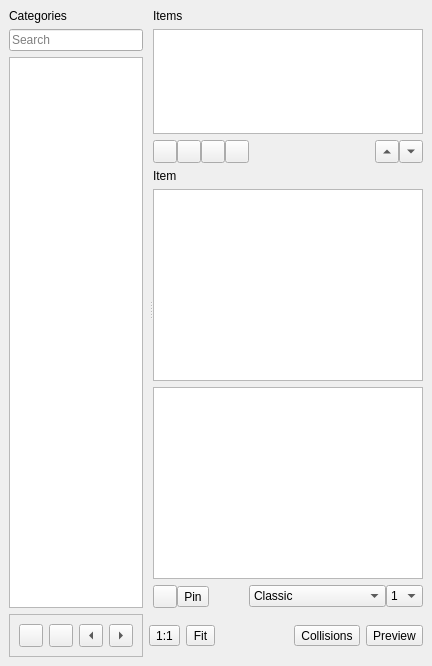
Before: the Qt Designer form ui/uifiles/special/explorer.ui in timofey260/RWE-Sharp, drawn with Qt 5.
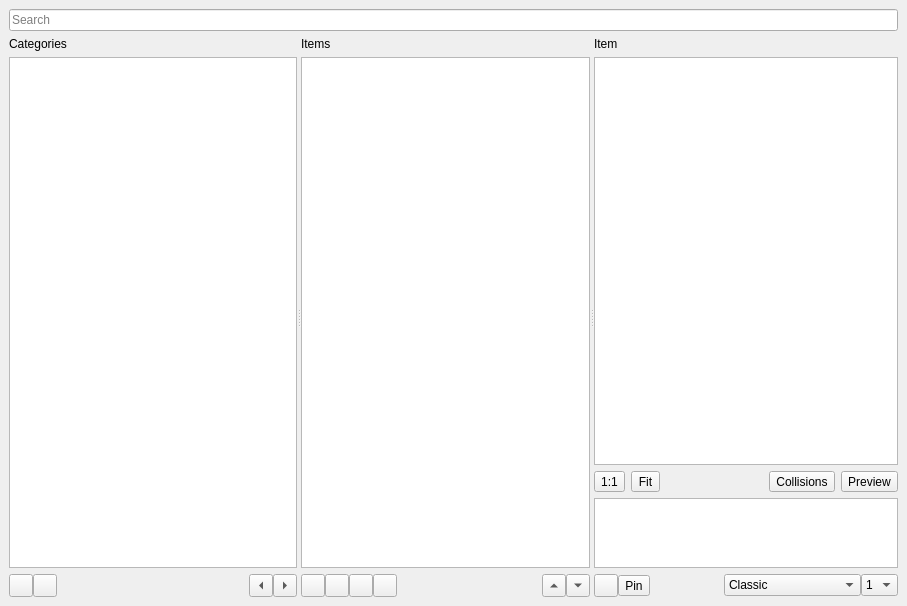
After: the same form once the commit is applied. Icons and pictures are not drawn. Custom widgets are drawn as their Qt base class.

```diff
--- a/ui/uifiles/special/explorer.ui
+++ b/ui/uifiles/special/explorer.ui
@@ -6,8 +6,8 @@
    <rect>
     <x>0</x>
     <y>0</y>
-    <width>421</width>
-    <height>666</height>
+    <width>907</width>
+    <height>606</height>
    </rect>
   </property>
   <property name="floating">
@@ -20,26 +20,29 @@
    <string>Explorer</string>
   </property>
   <widget class="QWidget" name="dockWidgetContents">
-   <layout class="QGridLayout" name="gridLayout">
-    <item row="1" column="0">
-     <widget class="QLabel" name="LCategories">
-      <property name="text">
-       <string>Categories</string>
+   <layout class="QVBoxLayout" name="verticalLayout">
+    <item>
+     <widget class="QLineEdit" name="SearchBar">
+      <property name="inputMask">
+       <string/>
+      </property>
+      <property name="placeholderText">
+       <string>Search</string>
+      </property>
+      <property name="cursorMoveStyle">
+       <enum>Qt::CursorMoveStyle::LogicalMoveStyle</enum>
+      </property>
+      <property name="clearButtonEnabled">
+       <bool>true</bool>
       </property>
      </widget>
     </item>
-    <item row="1" column="1" rowspan="3">
+    <item>
      <widget class="QSplitter" name="splitter">
       <property name="orientation">
        <enum>Qt::Orientation::Horizontal</enum>
       </property>
       <widget class="QWidget" name="CatsTab" native="true">
-       <property name="sizePolicy">
-        <sizepolicy hsizetype="Minimum" vsizetype="Minimum">
-         <horstretch>0</horstretch>
-         <verstretch>0</verstretch>
-        </sizepolicy>
-       </property>
        <layout class="QVBoxLayout" name="verticalLayout_2">
         <property name="leftMargin">
          <number>0</number>
@@ -47,144 +50,143 @@
         <property name="rightMargin">
          <number>0</number>
         </property>
+        <item>
+         <widget class="QLabel" name="LCategories">
+          <property name="text">
+           <string>Categories</string>
+          </property>
+         </widget>
+        </item>
+        <item>
+         <widget class="QTreeWidget" name="Categories">
+          <property name="editTriggers">
+           <set>QAbstractItemView::EditTrigger::NoEditTriggers</set>
+          </property>
+          <property name="alternatingRowColors">
+           <bool>true</bool>
+          </property>
+          <property name="selectionMode">
+           <enum>QAbstractItemView::SelectionMode::ExtendedSelection</enum>
+          </property>
+          <attribute name="headerVisible">
+           <bool>false</bool>
+          </attribute>
+          <column>
+           <property name="text">
+            <string notr="true">1</string>
+           </property>
+          </column>
+         </widget>
+        </item>
+        <item>
+         <layout class="QHBoxLayout" name="horizontalLayout">
+          <property name="spacing">
+           <number>0</number>
+          </property>
+          <item>
+           <widget class="QToolButton" name="CatsAddCC">
+            <property name="text">
+             <string/>
+            </property>
+            <property name="icon">
+             <iconset theme="list-add"/>
+            </property>
+            <property name="arrowType">
+             <enum>Qt::ArrowType::NoArrow</enum>
+            </property>
+           </widget>
+          </item>
+          <item>
+           <widget class="QToolButton" name="CatsRemoveCC">
+            <property name="text">
+             <string/>
+            </property>
+            <property name="icon">
+             <iconset theme="list-remove"/>
+            </property>
+           </widget>
+          </item>
+          <item>
+           <spacer name="horizontalSpacer">
+            <property name="orientation">
+             <enum>Qt::Orientation::Horizontal</enum>
+            </property>
+            <property name="sizeHint" stdset="0">
+             <size>
+              <width>40</width>
+              <height>20</height>
+             </size>
+            </property>
+           </spacer>
+          </item>
+          <item>
+           <widget class="QToolButton" name="CatPrev">
+            <property name="text">
+             <string>...</string>
+            </property>
+            <property name="arrowType">
+             <enum>Qt::ArrowType::LeftArrow</enum>
+            </property>
+           </widget>
+          </item>
+          <item>
+           <widget class="QToolButton" name="CatNext">
+            <property name="text">
+             <string>...</string>
+            </property>
+            <property name="arrowType">
+             <enum>Qt::ArrowType::RightArrow</enum>
+            </property>
+           </widget>
+          </item>
+         </layout>
+        </item>
        </layout>
       </widget>
       <widget class="QWidget" name="ItemsTab" native="true">
-       <layout class="QGridLayout" name="gridLayout_2">
+       <layout class="QVBoxLayout" name="verticalLayout_3">
         <property name="leftMargin">
          <number>0</number>
         </property>
         <property name="rightMargin">
          <number>0</number>
         </property>
-        <item row="7" column="0">
-         <layout class="QHBoxLayout" name="horizontalLayout_5">
-          <property name="spacing">
-           <number>0</number>
-          </property>
-          <item>
-           <widget class="QToolButton" name="Favourite">
-            <property name="text">
-             <string/>
-            </property>
-            <property name="icon">
-             <iconset theme="emblem-favorite"/>
-            </property>
-            <property name="arrowType">
-             <enum>Qt::ArrowType::NoArrow</enum>
-            </property>
-           </widget>
-          </item>
-          <item>
-           <widget class="QToolButton" name="Pin">
-            <property name="text">
-             <string>Pin</string>
-            </property>
-            <property name="icon">
-             <iconset resource="../../../resources/res.qrc">
-              <normaloff>:/special/special/pin.svg</normaloff>:/special/special/pin.svg</iconset>
-            </property>
-            <property name="arrowType">
-             <enum>Qt::ArrowType::NoArrow</enum>
-            </property>
-           </widget>
-          </item>
-          <item>
-           <spacer name="horizontalSpacer_5">
-            <property name="orientation">
-             <enum>Qt::Orientation::Horizontal</enum>
-            </property>
-            <property name="sizeType">
-             <enum>QSizePolicy::Policy::Minimum</enum>
-            </property>
-            <property name="sizeHint" stdset="0">
-             <size>
-              <width>40</width>
-              <height>20</height>
-             </size>
-            </property>
-           </spacer>
-          </item>
-          <item>
-           <widget class="QComboBox" name="RenderOption">
-            <item>
-             <property name="text">
-              <string>Classic</string>
-             </property>
-            </item>
-            <item>
-             <property name="text">
-              <string>Tile image</string>
-             </property>
-            </item>
-            <item>
-             <property name="text">
-              <string>Henry</string>
-             </property>
-            </item>
-            <item>
-             <property name="text">
-              <string>Unrendered</string>
-             </property>
-            </item>
-            <item>
-             <property name="text">
-              <string>Rendered (sun)</string>
-             </property>
-            </item>
-            <item>
-             <property name="text">
-              <string>Rendered (shaded)</string>
-             </property>
-            </item>
-            <item>
-             <property name="text">
-              <string>Rendered (rain)</string>
-             </property>
-            </item>
-            <item>
-             <property name="text">
-              <string>Sync</string>
-             </property>
-            </item>
-           </widget>
-          </item>
-          <item>
-           <widget class="QComboBox" name="LayerBox">
-            <item>
-             <property name="text">
-              <string>1</string>
-             </property>
-            </item>
-            <item>
-             <property name="text">
-              <string>2</string>
-             </property>
-            </item>
-            <item>
-             <property name="text">
-              <string>3</string>
-             </property>
-            </item>
-           </widget>
-          </item>
-         </layout>
-        </item>
-        <item row="0" column="0">
+        <item>
          <widget class="QLabel" name="LItems">
           <property name="text">
            <string>Items</string>
           </property>
          </widget>
         </item>
-        <item row="3" column="0">
-         <widget class="QLabel" name="LItem">
-          <property name="text">
-           <string>Item</string>
+        <item>
+         <widget class="QListWidget" name="Items">
+          <property name="mouseTracking">
+           <bool>true</bool>
+          </property>
+          <property name="autoFillBackground">
+           <bool>true</bool>
+          </property>
+          <property name="editTriggers">
+           <set>QAbstractItemView::EditTrigger::NoEditTriggers</set>
+          </property>
+          <property name="alternatingRowColors">
+           <bool>true</bool>
+          </property>
+          <property name="resizeMode">
+           <enum>QListView::ResizeMode::Fixed</enum>
+          </property>
+          <property name="layoutMode">
+           <enum>QListView::LayoutMode::SinglePass</enum>
+          </property>
+          <property name="spacing">
+           <number>10</number>
+          </property>
+          <property name="viewMode">
+           <enum>QListView::ViewMode::IconMode</enum>
           </property>
          </widget>
         </item>
-        <item row="2" column="0">
+        <item>
          <layout class="QHBoxLayout" name="horizontalLayout_2">
           <property name="spacing">
            <number>0</number>
@@ -271,81 +273,109 @@
           </item>
          </layout>
         </item>
-        <item row="1" column="0">
-         <widget class="QListWidget" name="Items">
-          <property name="sizePolicy">
-           <sizepolicy hsizetype="MinimumExpanding" vsizetype="Expanding">
-            <horstretch>0</horstretch>
-            <verstretch>1</verstretch>
-           </sizepolicy>
-          </property>
-          <property name="mouseTracking">
-           <bool>true</bool>
-          </property>
-          <property name="autoFillBackground">
-           <bool>true</bool>
-          </property>
-          <property name="editTriggers">
-           <set>QAbstractItemView::EditTrigger::NoEditTriggers</set>
-          </property>
-          <property name="alternatingRowColors">
-           <bool>true</bool>
-          </property>
-          <property name="resizeMode">
-           <enum>QListView::ResizeMode::Fixed</enum>
-          </property>
-          <property name="layoutMode">
-           <enum>QListView::LayoutMode::SinglePass</enum>
-          </property>
-          <property name="spacing">
-           <number>10</number>
-          </property>
-          <property name="viewMode">
-           <enum>QListView::ViewMode::IconMode</enum>
+       </layout>
+      </widget>
+      <widget class="QWidget" name="ItemTab" native="true">
+       <layout class="QVBoxLayout" name="verticalLayout_4">
+        <property name="leftMargin">
+         <number>0</number>
+        </property>
+        <property name="rightMargin">
+         <number>0</number>
+        </property>
+        <item>
+         <widget class="QLabel" name="LItem">
+          <property name="text">
+           <string>Item</string>
           </property>
          </widget>
         </item>
-        <item row="4" column="0">
+        <item>
          <widget class="SimpleViewport" name="Preview">
           <property name="sizePolicy">
-           <sizepolicy hsizetype="Expanding" vsizetype="Expanding">
+           <sizepolicy hsizetype="Preferred" vsizetype="Preferred">
             <horstretch>0</horstretch>
-            <verstretch>0</verstretch>
+            <verstretch>1</verstretch>
            </sizepolicy>
           </property>
-          <property name="minimumSize">
-           <size>
-            <width>0</width>
-            <height>150</height>
-           </size>
-          </property>
           <property name="mouseTracking">
            <bool>true</bool>
           </property>
          </widget>
         </item>
-        <item row="6" column="0">
+        <item>
+         <layout class="QHBoxLayout" name="horizontalLayout_6">
+          <item>
+           <widget class="QToolButton" name="OnetoOne">
+            <property name="text">
+             <string>1:1</string>
+            </property>
+            <property name="arrowType">
+             <enum>Qt::ArrowType::NoArrow</enum>
+            </property>
+           </widget>
+          </item>
+          <item>
+           <widget class="QToolButton" name="FitInScreen">
+            <property name="text">
+             <string>Fit</string>
+            </property>
+            <property name="arrowType">
+             <enum>Qt::ArrowType::NoArrow</enum>
+            </property>
+           </widget>
+          </item>
+          <item>
+           <spacer name="horizontalSpacer_7">
+            <property name="orientation">
+             <enum>Qt::Orientation::Horizontal</enum>
+            </property>
+            <property name="sizeHint" stdset="0">
+             <size>
+              <width>40</width>
+              <height>20</height>
+             </size>
+            </property>
+           </spacer>
+          </item>
+          <item>
+           <widget class="QToolButton" name="ToggleCollisions">
+            <property name="text">
+             <string>Collisions</string>
+            </property>
+            <property name="checkable">
+             <bool>true</bool>
+            </property>
+            <property name="arrowType">
+             <enum>Qt::ArrowType::NoArrow</enum>
+            </property>
+           </widget>
+          </item>
+          <item>
+           <widget class="QToolButton" name="TogglePreview">
+            <property name="text">
+             <string>Preview</string>
+            </property>
+            <property name="checkable">
+             <bool>true</bool>
+            </property>
+            <property name="arrowType">
+             <enum>Qt::ArrowType::NoArrow</enum>
+            </property>
+           </widget>
+          </item>
+         </layout>
+        </item>
+        <item>
          <widget class="QTableWidget" name="Properties">
           <property name="sizePolicy">
-           <sizepolicy hsizetype="Expanding" vsizetype="Expanding">
+           <sizepolicy hsizetype="Preferred" vsizetype="Preferred">
             <horstretch>0</horstretch>
             <verstretch>0</verstretch>
            </sizepolicy>
           </property>
-          <property name="minimumSize">
-           <size>
-            <width>0</width>
-            <height>100</height>
-           </size>
-          </property>
-          <property name="sizeIncrement">
-           <size>
-            <width>0</width>
-            <height>0</height>
-           </size>
-          </property>
           <property name="sizeAdjustPolicy">
-           <enum>QAbstractScrollArea::SizeAdjustPolicy::AdjustIgnored</enum>
+           <enum>QAbstractScrollArea::SizeAdjustPolicy::AdjustToContents</enum>
           </property>
           <property name="editTriggers">
            <set>QAbstractItemView::EditTrigger::NoEditTriggers</set>
@@ -354,7 +384,7 @@
            <bool>false</bool>
           </property>
           <property name="alternatingRowColors">
-           <bool>true</bool>
+           <bool>false</bool>
           </property>
           <property name="showGrid">
            <bool>false</bool>
@@ -363,17 +393,11 @@
            <enum>Qt::PenStyle::NoPen</enum>
           </property>
           <property name="sortingEnabled">
-           <bool>true</bool>
-          </property>
-          <property name="wordWrap">
            <bool>false</bool>
           </property>
           <property name="cornerButtonEnabled">
            <bool>true</bool>
           </property>
-          <property name="rowCount">
-           <number>0</number>
-          </property>
           <attribute name="horizontalHeaderVisible">
            <bool>false</bool>
           </attribute>
@@ -387,230 +411,135 @@
            <bool>false</bool>
           </attribute>
           <attribute name="verticalHeaderMinimumSectionSize">
-           <number>25</number>
+           <number>20</number>
           </attribute>
           <attribute name="verticalHeaderDefaultSectionSize">
-           <number>25</number>
+           <number>20</number>
           </attribute>
           <attribute name="verticalHeaderHighlightSections">
            <bool>true</bool>
           </attribute>
-          <attribute name="verticalHeaderShowSortIndicator" stdset="0">
-           <bool>false</bool>
-          </attribute>
-          <attribute name="verticalHeaderStretchLastSection">
-           <bool>true</bool>
-          </attribute>
+          <column>
+           <property name="text">
+            <string>Value</string>
+           </property>
+          </column>
          </widget>
         </item>
+        <item>
+         <layout class="QHBoxLayout" name="horizontalLayout_5">
+          <property name="spacing">
+           <number>0</number>
+          </property>
+          <item>
+           <widget class="QToolButton" name="Favourite">
+            <property name="text">
+             <string/>
+            </property>
+            <property name="icon">
+             <iconset theme="emblem-favorite"/>
+            </property>
+            <property name="arrowType">
+             <enum>Qt::ArrowType::NoArrow</enum>
+            </property>
+           </widget>
+          </item>
+          <item>
+           <widget class="QToolButton" name="Pin">
+            <property name="text">
+             <string>Pin</string>
+            </property>
+            <property name="icon">
+             <iconset resource="../../../resources/res.qrc">
+              <normaloff>:/special/special/pin.svg</normaloff>:/special/special/pin.svg</iconset>
+            </property>
+            <property name="arrowType">
+             <enum>Qt::ArrowType::NoArrow</enum>
+            </property>
+           </widget>
+          </item>
+          <item>
+           <spacer name="horizontalSpacer_5">
+            <property name="orientation">
+             <enum>Qt::Orientation::Horizontal</enum>
+            </property>
+            <property name="sizeHint" stdset="0">
+             <size>
+              <width>40</width>
+              <height>20</height>
+             </size>
+            </property>
+           </spacer>
+          </item>
+          <item>
+           <widget class="QComboBox" name="RenderOption">
+            <item>
+             <property name="text">
+              <string>Classic</string>
+             </property>
+            </item>
+            <item>
+             <property name="text">
+              <string>Tile image</string>
+             </property>
+            </item>
+            <item>
+             <property name="text">
+              <string>Henry</string>
+             </property>
+            </item>
+            <item>
+             <property name="text">
+              <string>Unrendered</string>
+             </property>
+            </item>
+            <item>
+             <property name="text">
+              <string>Rendered (sun)</string>
+             </property>
+            </item>
+            <item>
+             <property name="text">
+              <string>Rendered (shaded)</string>
+             </property>
+            </item>
+            <item>
+             <property name="text">
+              <string>Rendered (rain)</string>
+             </property>
+            </item>
+            <item>
+             <property name="text">
+              <string>Sync</string>
+             </property>
+            </item>
+           </widget>
+          </item>
+          <item>
+           <widget class="QComboBox" name="LayerBox">
+            <item>
+             <property name="text">
+              <string>1</string>
+             </property>
+            </item>
+            <item>
+             <property name="text">
+              <string>2</string>
+             </property>
+            </item>
+            <item>
+             <property name="text">
+              <string>3</string>
+             </property>
+            </item>
+           </widget>
+          </item>
+         </layout>
+        </item>
        </layout>
       </widget>
      </widget>
     </item>
-    <item row="4" column="0">
-     <widget class="QFrame" name="frame">
-      <property name="maximumSize">
-       <size>
-        <width>250</width>
-        <height>16777215</height>
-       </size>
-      </property>
-      <property name="frameShape">
-       <enum>QFrame::Shape::StyledPanel</enum>
-      </property>
-      <property name="frameShadow">
-       <enum>QFrame::Shadow::Raised</enum>
-      </property>
-      <layout class="QHBoxLayout" name="horizontalLayout_3">
-       <item>
-        <widget class="QToolButton" name="CatsAddCC">
-         <property name="text">
-          <string/>
-         </property>
-         <property name="icon">
-          <iconset theme="list-add"/>
-         </property>
-         <property name="arrowType">
-          <enum>Qt::ArrowType::NoArrow</enum>
-         </property>
-        </widget>
-       </item>
-       <item>
-        <widget class="QToolButton" name="CatsRemoveCC">
-         <property name="text">
-          <string/>
-         </property>
-         <property name="icon">
-          <iconset theme="list-remove"/>
-         </property>
-        </widget>
-       </item>
-       <item>
-        <spacer name="horizontalSpacer">
-         <property name="orientation">
-          <enum>Qt::Orientation::Horizontal</enum>
-         </property>
-         <property name="sizeType">
-          <enum>QSizePolicy::Policy::Expanding</enum>
-         </property>
-         <property name="sizeHint" stdset="0">
-          <size>
-           <width>40</width>
-           <height>20</height>
-          </size>
-         </property>
-        </spacer>
-       </item>
-       <item>
-        <widget class="QToolButton" name="CatPrev">
-         <property name="text">
-          <string>...</string>
-         </property>
-         <property name="arrowType">
-          <enum>Qt::ArrowType::LeftArrow</enum>
-         </property>
-        </widget>
-       </item>
-       <item>
-        <widget class="QToolButton" name="CatNext">
-         <property name="text">
-          <string>...</string>
-         </property>
-         <property name="arrowType">
-          <enum>Qt::ArrowType::RightArrow</enum>
-         </property>
-        </widget>
-       </item>
-      </layout>
-     </widget>
-    </item>
-    <item row="4" column="1">
-     <layout class="QHBoxLayout" name="horizontalLayout_6">
-      <item>
-       <widget class="QToolButton" name="OnetoOne">
-        <property name="text">
-         <string>1:1</string>
-        </property>
-        <property name="arrowType">
-         <enum>Qt::ArrowType::NoArrow</enum>
-        </property>
-       </widget>
-      </item>
-      <item>
-       <widget class="QToolButton" name="FitInScreen">
-        <property name="text">
-         <string>Fit</string>
-        </property>
-        <property name="arrowType">
-         <enum>Qt::ArrowType::NoArrow</enum>
-        </property>
-       </widget>
-      </item>
-      <item>
-       <spacer name="horizontalSpacer_7">
-        <property name="orientation">
-         <enum>Qt::Orientation::Horizontal</enum>
-        </property>
-        <property name="sizeType">
-         <enum>QSizePolicy::Policy::Expanding</enum>
-        </property>
-        <property name="sizeHint" stdset="0">
-         <size>
-          <width>40</width>
-          <height>20</height>
-         </size>
-        </property>
-       </spacer>
-      </item>
-      <item>
-       <widget class="QToolButton" name="ToggleCollisions">
-        <property name="text">
-         <string>Collisions</string>
-        </property>
-        <property name="checkable">
-         <bool>true</bool>
-        </property>
-        <property name="arrowType">
-         <enum>Qt::ArrowType::NoArrow</enum>
-        </property>
-       </widget>
-      </item>
-      <item>
-       <widget class="QToolButton" name="TogglePreview">
-        <property name="text">
-         <string>Preview</string>
-        </property>
-        <property name="checkable">
-         <bool>true</bool>
-        </property>
-        <property name="arrowType">
-         <enum>Qt::ArrowType::NoArrow</enum>
-        </property>
-       </widget>
-      </item>
-     </layout>
-    </item>
-    <item row="2" column="0">
-     <widget class="QLineEdit" name="SearchBar">
-      <property name="maximumSize">
-       <size>
-        <width>250</width>
-        <height>16777215</height>
-       </size>
-      </property>
-      <property name="inputMask">
-       <string/>
-      </property>
-      <property name="placeholderText">
-       <string>Search</string>
-      </property>
-      <property name="cursorMoveStyle">
-       <enum>Qt::CursorMoveStyle::LogicalMoveStyle</enum>
-      </property>
-      <property name="clearButtonEnabled">
-       <bool>true</bool>
-      </property>
-     </widget>
-    </item>
-    <item row="3" column="0">
-     <widget class="QTreeWidget" name="Categories">
-      <property name="sizePolicy">
-       <sizepolicy hsizetype="Preferred" vsizetype="Expanding">
-        <horstretch>0</horstretch>
-        <verstretch>0</verstretch>
-       </sizepolicy>
-      </property>
-      <property name="minimumSize">
-       <size>
-        <width>100</width>
-        <height>0</height>
-       </size>
-      </property>
-      <property name="maximumSize">
-       <size>
-        <width>250</width>
-        <height>16777215</height>
-       </size>
-      </property>
-      <property name="editTriggers">
-       <set>QAbstractItemView::EditTrigger::NoEditTriggers</set>
-      </property>
-      <property name="alternatingRowColors">
-       <bool>true</bool>
-      </property>
-      <property name="selectionMode">
-       <enum>QAbstractItemView::SelectionMode::ExtendedSelection</enum>
-      </property>
-      <attribute name="headerVisible">
-       <bool>false</bool>
-      </attribute>
-      <column>
-       <property name="text">
-        <string notr="true">1</string>
-       </property>
-      </column>
-     </widget>
-    </item>
    </layout>
   </widget>
  </widget>
```
Left out of the diff: 9 changed lines with no effect on the pictures.
